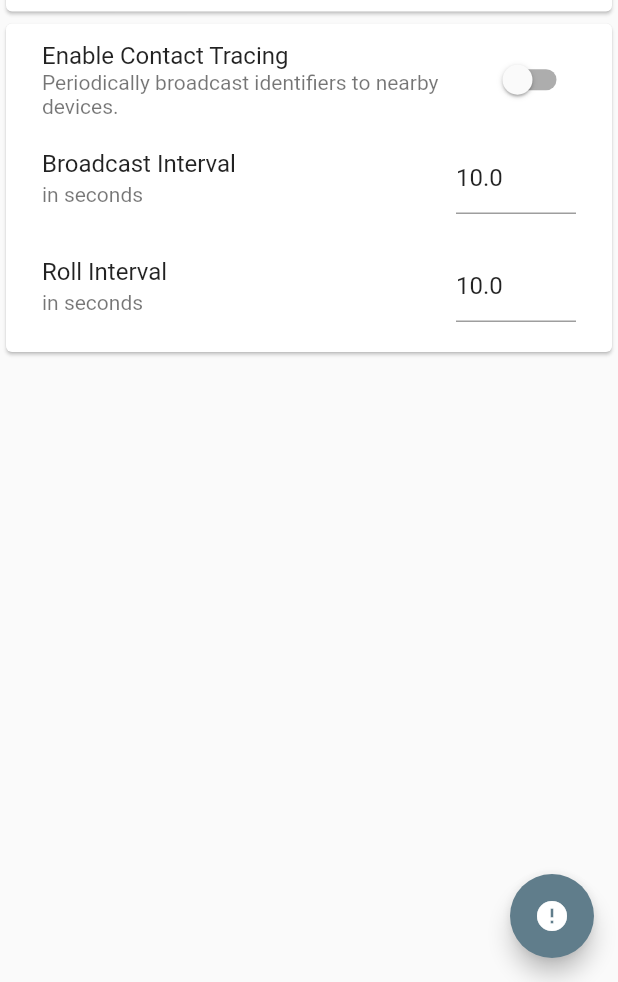
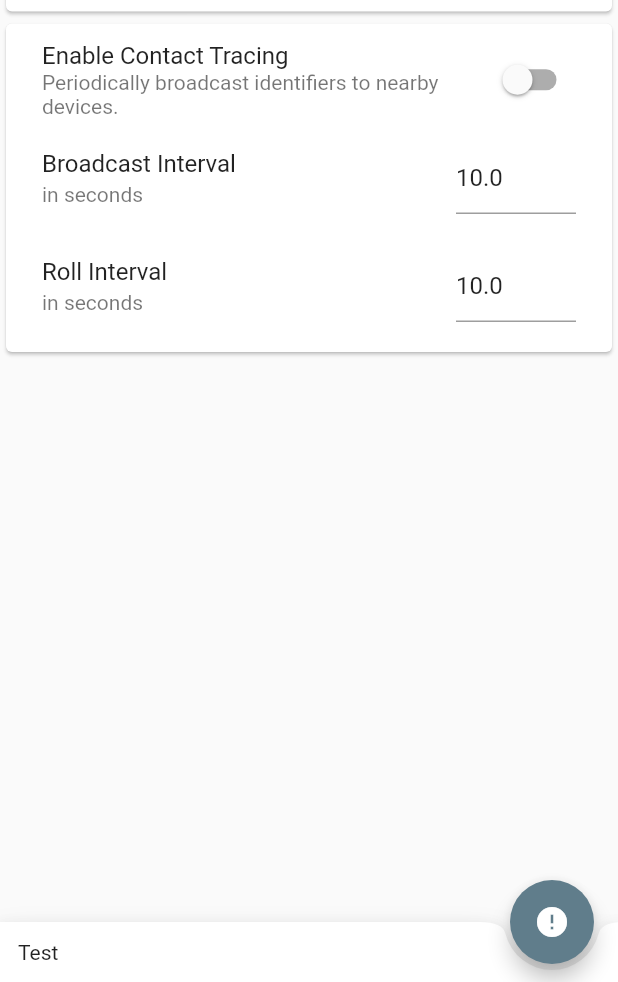
Before and after one commit to fwcd/iot-contact-tracer, a Flutter app: the screen it shows after launch, on a phone screen of 412 x 824 dp, the part 254-1236 px from its top. Run offline on Flutter 3.47's test engine with Material 2 defaults, Android fonts, the light colour scheme and no system bars.

Commit message:
Add a 'status bar' to the app

```diff
--- a/mobile-client/contact_tracer/lib/main.dart
+++ b/mobile-client/contact_tracer/lib/main.dart
@@ -1,7 +1,6 @@
 import 'package:contact_tracer/feed_card.dart';
 import 'package:contact_tracer/number_list_tile.dart';
 import 'package:flutter/material.dart';
-import 'package:flutter/services.dart';
 
 void main() {
   runApp(ContactTracerApp());
@@ -124,6 +123,17 @@ class _ContactTracerHomePageState extends State<ContactTracerHomePage> {
         tooltip: 'Set Exposed',
         child: Icon(Icons.error),
       ),
+      floatingActionButtonLocation: FloatingActionButtonLocation.endDocked,
+      bottomNavigationBar: BottomAppBar(
+        shape: CircularNotchedRectangle(),
+        child: Container(
+          height: 40.0,
+          child: Padding(
+            padding: EdgeInsets.all(12.0),
+            child: Text('Test')
+          )
+        )
+      ),
     );
   }
 }
--- a/mobile-client/contact_tracer/lib/number_list_tile.dart
+++ b/mobile-client/contact_tracer/lib/number_list_tile.dart
@@ -11,7 +11,7 @@ class NumberListTile extends StatelessWidget {
   @override
   Widget build(BuildContext context) {
     var controller = TextEditingController(
-      text: "$value",
+      text: '$value',
     );
     return ListTile(
       title: title,
```
